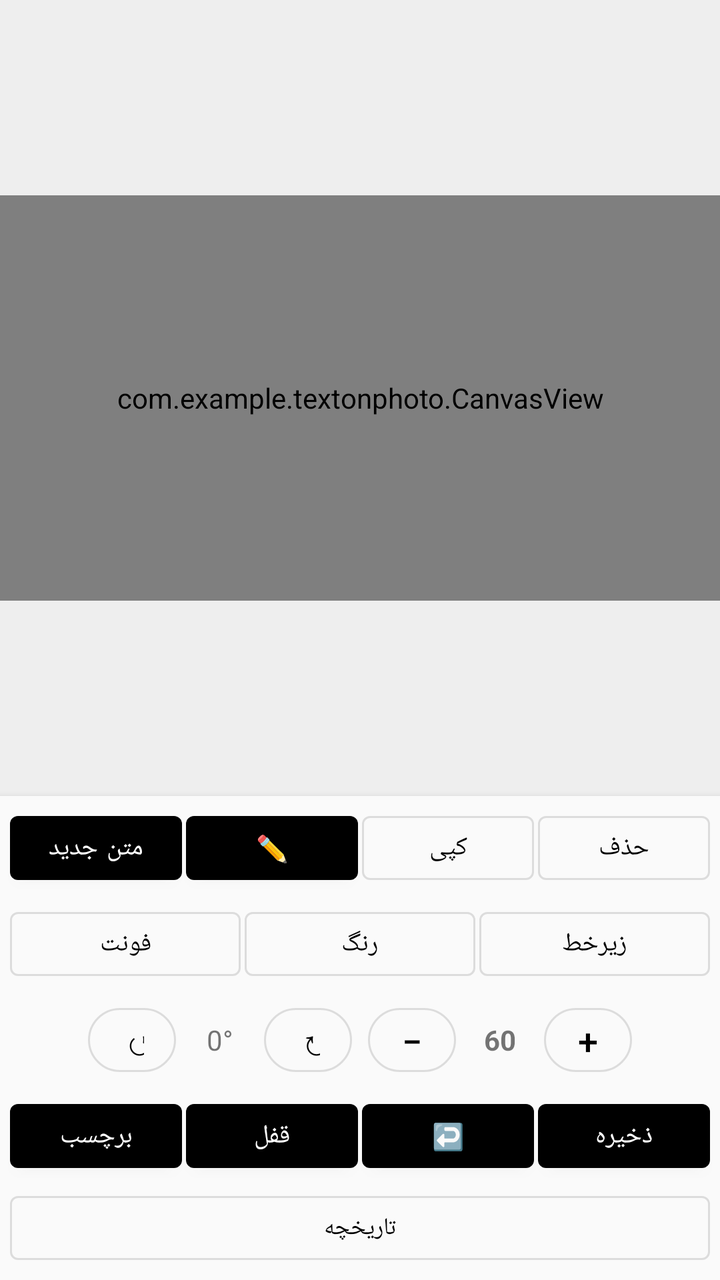
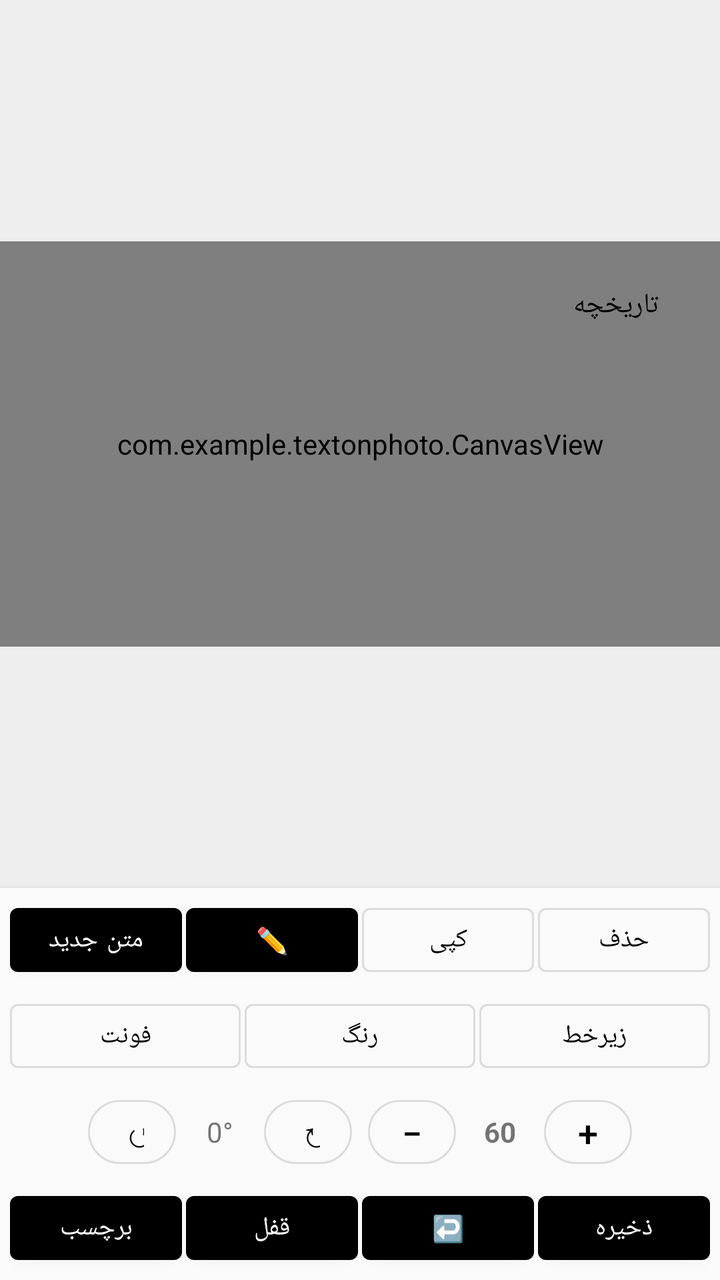

Two renders of the same Android screen: before a commit and after it. Below are the layout's source before the change and the commit's diff.
<!-- AndroidManifest.xml: application theme Theme.TextOnPhoto -->
<!-- res/layout/activity_main.xml -->
<?xml version="1.0" encoding="utf-8"?>
<androidx.constraintlayout.widget.ConstraintLayout xmlns:android="http://schemas.android.com/apk/res/android"
    xmlns:app="http://schemas.android.com/apk/res-auto"
    android:layout_width="match_parent"
    android:layout_height="match_parent"
    android:background="#EEEEEE">

    <FrameLayout
        android:id="@+id/canvasContainer"
        android:layout_width="0dp"
        android:layout_height="0dp"
        app:layout_constraintTop_toTopOf="parent"
        app:layout_constraintBottom_toTopOf="@+id/buttonPanel"
        app:layout_constraintStart_toStartOf="parent"
        app:layout_constraintEnd_toEndOf="parent"
        app:layout_constraintVertical_bias="0.5"
        app:layout_constraintDimensionRatio="16:9">

        <com.example.textonphoto.CanvasView
            android:id="@+id/canvasView"
            android:layout_width="match_parent"
            android:layout_height="match_parent"
            android:background="@android:color/white" />

    </FrameLayout>

    
    <LinearLayout
        android:id="@+id/buttonPanel"
        android:layout_width="match_parent"
        android:layout_height="wrap_content"
        android:orientation="vertical"
        android:gravity="center_horizontal"
        android:padding="4dp"
        android:background="#FAFAFA"
        android:elevation="4dp"
        app:layout_constraintBottom_toBottomOf="parent"
        app:layout_constraintStart_toStartOf="parent"
        app:layout_constraintEnd_toEndOf="parent">

        
        <LinearLayout
            android:layout_width="match_parent"
            android:layout_height="wrap_content"
            android:gravity="center"
            android:paddingBottom="2dp">

            <com.google.android.material.button.MaterialButton
                android:id="@+id/btnAddText"
                style="@style/Widget.MaterialComponents.Button"
                android:layout_width="0dp" android:layout_height="44dp" android:layout_weight="1"
                android:text="متن جدید" android:textSize="13sp" android:layout_marginHorizontal="1dp" />

            <com.google.android.material.button.MaterialButton
                android:id="@+id/btnEdit"
                style="@style/Widget.MaterialComponents.Button"
                android:layout_width="0dp" android:layout_height="44dp" android:layout_weight="1"
                android:text="✏️" android:textSize="13sp" android:layout_marginHorizontal="1dp" />

            <com.google.android.material.button.MaterialButton
                android:id="@+id/btnCopy"
                style="@style/Widget.MaterialComponents.Button.OutlinedButton"
                android:layout_width="0dp" android:layout_height="44dp" android:layout_weight="1"
                android:text="کپی" android:textSize="13sp" android:layout_marginHorizontal="1dp" />

            <com.google.android.material.button.MaterialButton
                android:id="@+id/btnDelete"
                style="@style/Widget.MaterialComponents.Button.OutlinedButton"
                android:layout_width="0dp" android:layout_height="44dp" android:layout_weight="1"
                android:text="حذف" android:textSize="13sp" android:layout_marginHorizontal="1dp" />
        </LinearLayout>

        
        <LinearLayout
            android:layout_width="match_parent"
            android:layout_height="wrap_content"
            android:gravity="center"
            android:paddingVertical="2dp">

            <com.google.android.material.button.MaterialButton
                android:id="@+id/btnFont"
                style="@style/Widget.MaterialComponents.Button.OutlinedButton"
                android:layout_width="0dp" android:layout_height="44dp" android:layout_weight="1"
                android:text="فونت" android:textSize="13sp" android:layout_marginHorizontal="1dp" />

            <com.google.android.material.button.MaterialButton
                android:id="@+id/btnColor"
                style="@style/Widget.MaterialComponents.Button.OutlinedButton"
                android:layout_width="0dp" android:layout_height="44dp" android:layout_weight="1"
                android:text="رنگ" android:textSize="13sp" android:layout_marginHorizontal="1dp" />

            <com.google.android.material.button.MaterialButton
                android:id="@+id/btnStyle"
                style="@style/Widget.MaterialComponents.Button.OutlinedButton"
                android:layout_width="0dp" android:layout_height="44dp" android:layout_weight="1"
                android:text="زیرخط" android:textSize="13sp" android:layout_marginHorizontal="1dp" />
        </LinearLayout>

        
        <LinearLayout
            android:layout_width="match_parent"
            android:layout_height="wrap_content"
            android:gravity="center"
            android:paddingVertical="2dp">

            <com.google.android.material.button.MaterialButton
                android:id="@+id/btnRotateLeft"
                style="@style/Widget.MaterialComponents.Button.OutlinedButton"
                android:layout_width="44dp" android:layout_height="44dp"
                android:text="↺" android:textSize="18sp"
                android:layout_marginEnd="2dp" app:cornerRadius="22dp" />

            <TextView
                android:id="@+id/tvRotation"
                android:layout_width="wrap_content" android:layout_height="44dp"
                android:gravity="center" android:minWidth="40dp"
                android:text="0°" android:textSize="14sp" />

            <com.google.android.material.button.MaterialButton
                android:id="@+id/btnRotateRight"
                style="@style/Widget.MaterialComponents.Button.OutlinedButton"
                android:layout_width="44dp" android:layout_height="44dp"
                android:text="↻" android:textSize="18sp"
                android:layout_marginStart="2dp" app:cornerRadius="22dp" />

            <View android:layout_width="8dp" android:layout_height="0dp" />

            <com.google.android.material.button.MaterialButton
                android:id="@+id/btnZoomOut"
                style="@style/Widget.MaterialComponents.Button.OutlinedButton"
                android:layout_width="44dp" android:layout_height="44dp"
                android:text="−" android:textSize="18sp"
                android:layout_marginEnd="2dp" app:cornerRadius="22dp" />

            <TextView
                android:id="@+id/tvSize"
                android:layout_width="wrap_content" android:layout_height="44dp"
                android:gravity="center" android:minWidth="40dp"
                android:text="60" android:textSize="14sp" android:textStyle="bold" />

            <com.google.android.material.button.MaterialButton
                android:id="@+id/btnZoomIn"
                style="@style/Widget.MaterialComponents.Button.OutlinedButton"
                android:layout_width="44dp" android:layout_height="44dp"
                android:text="+" android:textSize="18sp"
                android:layout_marginStart="2dp" app:cornerRadius="22dp" />
        </LinearLayout>

        
        <LinearLayout
            android:layout_width="match_parent"
            android:layout_height="wrap_content"
            android:gravity="center"
            android:paddingTop="2dp">

            <com.google.android.material.button.MaterialButton
                android:id="@+id/btnSticker"
                style="@style/Widget.MaterialComponents.Button"
                android:layout_width="0dp" android:layout_height="44dp" android:layout_weight="1"
                android:text="برچسب" android:textSize="13sp" android:layout_marginHorizontal="1dp" />

            <com.google.android.material.button.MaterialButton
                android:id="@+id/btnLock"
                style="@style/Widget.MaterialComponents.Button"
                android:layout_width="0dp" android:layout_height="44dp" android:layout_weight="1"
                android:text="قفل" android:textSize="13sp" android:layout_marginHorizontal="1dp" />

            <com.google.android.material.button.MaterialButton
                android:id="@+id/btnUndo"
                style="@style/Widget.MaterialComponents.Button"
                android:layout_width="0dp" android:layout_height="44dp" android:layout_weight="1"
                android:text="↩️" android:textSize="13sp" android:layout_marginHorizontal="1dp" />

            <com.google.android.material.button.MaterialButton
                android:id="@+id/btnSave"
                style="@style/Widget.MaterialComponents.Button"
                android:layout_width="0dp" android:layout_height="44dp" android:layout_weight="1"
                android:text="ذخیره" android:textSize="13sp" android:layout_marginHorizontal="1dp" />
        </LinearLayout>

        
        <LinearLayout
            android:layout_width="match_parent"
            android:layout_height="wrap_content"
            android:gravity="center"
            android:paddingTop="2dp">

            <com.google.android.material.button.MaterialButton
                android:id="@+id/btnHistory"
                style="@style/Widget.MaterialComponents.Button.OutlinedButton"
                android:layout_width="0dp" android:layout_height="44dp" android:layout_weight="1"
                android:text="تاریخچه" android:textSize="12sp" android:layout_marginHorizontal="1dp" />
        </LinearLayout>
    </LinearLayout>

</androidx.constraintlayout.widget.ConstraintLayout>
<!-- resources referenced by this layout -->
<resources>
  <style name="Theme.TextOnPhoto" parent="Theme.MaterialComponents.DayNight.DarkActionBar">
          <item name="colorPrimary">#000000</item>
          <item name="colorPrimaryVariant">#000000</item>
          <item name="colorOnPrimary">@android:color/white</item>
      </style>
</resources>

<!-- the commit's change to res/layout/activity_main.xml (unified diff, before → after) -->
@@ -5,6 +5,7 @@
     android:layout_height="match_parent"
     android:background="#EEEEEE">
 
+    
     <FrameLayout
         android:id="@+id/canvasContainer"
         android:layout_width="0dp"
@@ -22,6 +23,16 @@
             android:layout_height="match_parent"
             android:background="@android:color/white" />
 
+        <com.google.android.material.button.MaterialButton
+            android:id="@+id/btnHistory"
+            style="@style/Widget.MaterialComponents.Button.TextButton"
+            android:layout_width="wrap_content"
+            android:layout_height="wrap_content"
+            android:text="تاریخچه"
+            android:textSize="14sp"
+            android:layout_gravity="top|end"
+            android:layout_margin="8dp"
+            app:cornerRadius="16dp" />
     </FrameLayout>
 
     
@@ -177,20 +188,6 @@
                 android:layout_width="0dp" android:layout_height="44dp" android:layout_weight="1"
                 android:text="ذخیره" android:textSize="13sp" android:layout_marginHorizontal="1dp" />
         </LinearLayout>
-
-        
-        <LinearLayout
-            android:layout_width="match_parent"
-            android:layout_height="wrap_content"
-            android:gravity="center"
-            android:paddingTop="2dp">
-
-            <com.google.android.material.button.MaterialButton
-                android:id="@+id/btnHistory"
-                style="@style/Widget.MaterialComponents.Button.OutlinedButton"
-                android:layout_width="0dp" android:layout_height="44dp" android:layout_weight="1"
-                android:text="تاریخچه" android:textSize="12sp" android:layout_marginHorizontal="1dp" />
-        </LinearLayout>
     </LinearLayout>
 
 </androidx.constraintlayout.widget.ConstraintLayout>
